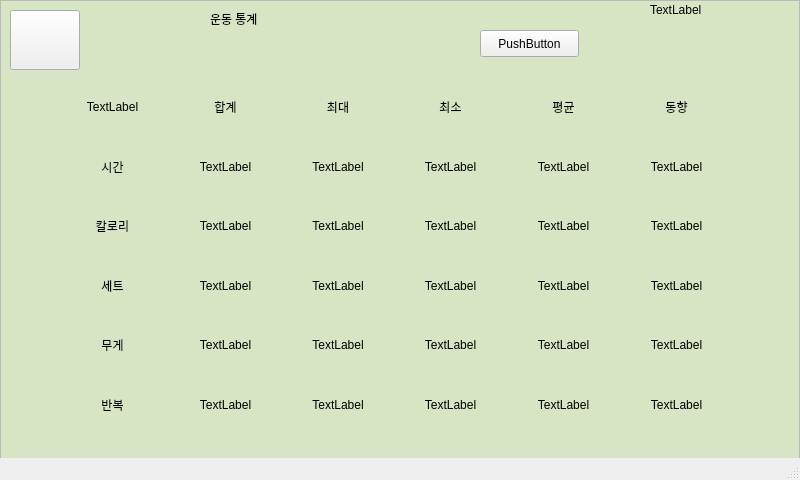
SagongUihun/ESE_2022_MutualHelp, file ESE_2022_Robot/GUI_DB/userui.ui: the form before one commit.
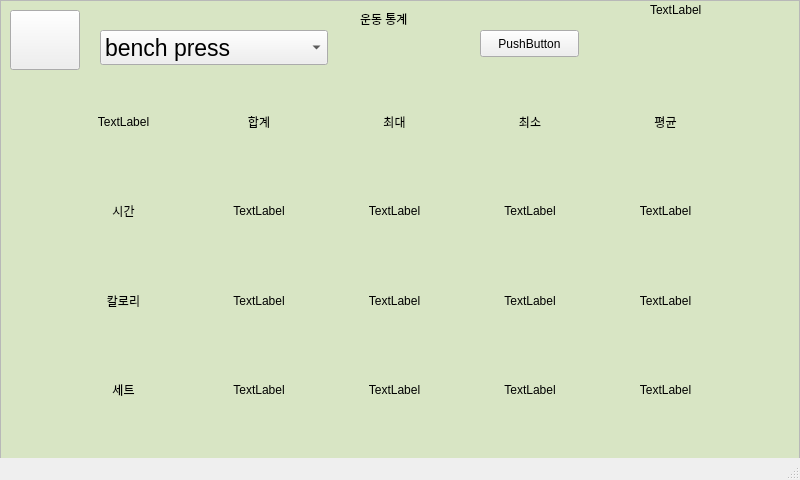
The form after the commit. The open tabs and pages were chosen to show the change. Icons and pictures are not drawn.

Commit message: workout detail page(select by name and show info)

Patch:
```diff
--- a/ESE_2022_Robot/GUI_DB/userui.ui
+++ b/ESE_2022_Robot/GUI_DB/userui.ui
@@ -2226,16 +2226,6 @@
           </property>
          </widget>
         </item>
-        <item row="0" column="5">
-         <widget class="QLabel" name="label_27">
-          <property name="text">
-           <string>동향</string>
-          </property>
-          <property name="alignment">
-           <set>Qt::AlignCenter</set>
-          </property>
-         </widget>
-        </item>
         <item row="0" column="1">
          <widget class="QLabel" name="label_23">
           <property name="text">
@@ -2246,16 +2236,6 @@
           </property>
          </widget>
         </item>
-        <item row="5" column="0">
-         <widget class="QLabel" name="label_32">
-          <property name="text">
-           <string>반복</string>
-          </property>
-          <property name="alignment">
-           <set>Qt::AlignCenter</set>
-          </property>
-         </widget>
-        </item>
         <item row="0" column="3">
          <widget class="QLabel" name="label_25">
           <property name="text">
@@ -2286,16 +2266,6 @@
           </property>
          </widget>
         </item>
-        <item row="4" column="0">
-         <widget class="QLabel" name="label_31">
-          <property name="text">
-           <string>무게</string>
-          </property>
-          <property name="alignment">
-           <set>Qt::AlignCenter</set>
-          </property>
-         </widget>
-        </item>
         <item row="0" column="0">
          <widget class="QLabel" name="label_22">
           <property name="text">
@@ -2337,27 +2307,7 @@
          </widget>
         </item>
         <item row="3" column="1">
-         <widget class="QLabel" name="label_45">
-          <property name="text">
-           <string>TextLabel</string>
-          </property>
-          <property name="alignment">
-           <set>Qt::AlignCenter</set>
-          </property>
-         </widget>
-        </item>
-        <item row="4" column="1">
-         <widget class="QLabel" name="label_51">
-          <property name="text">
-           <string>TextLabel</string>
-          </property>
-          <property name="alignment">
-           <set>Qt::AlignCenter</set>
-          </property>
-         </widget>
-        </item>
-        <item row="5" column="1">
-         <widget class="QLabel" name="label_57">
+         <widget class="QLabel" name="detail_9">
           <property name="text">
            <string>TextLabel</string>
           </property>
@@ -2387,17 +2337,7 @@
          </widget>
         </item>
         <item row="1" column="4">
-         <widget class="QLabel" name="label_70">
-          <property name="text">
-           <string>TextLabel</string>
-          </property>
-          <property name="alignment">
-           <set>Qt::AlignCenter</set>
-          </property>
-         </widget>
-        </item>
-        <item row="1" column="5">
-         <widget class="QLabel" name="label_71">
+         <widget class="QLabel" name="detail_4">
           <property name="text">
            <string>TextLabel</string>
           </property>
@@ -2427,17 +2367,7 @@
          </widget>
         </item>
         <item row="2" column="4">
-         <widget class="QLabel" name="label_74">
-          <property name="text">
-           <string>TextLabel</string>
-          </property>
-          <property name="alignment">
-           <set>Qt::AlignCenter</set>
-          </property>
-         </widget>
-        </item>
-        <item row="2" column="5">
-         <widget class="QLabel" name="label_75">
+         <widget class="QLabel" name="detail_8">
           <property name="text">
            <string>TextLabel</string>
           </property>
@@ -2467,97 +2397,7 @@
          </widget>
         </item>
         <item row="3" column="4">
-         <widget class="QLabel" name="label_78">
-          <property name="text">
-           <string>TextLabel</string>
-          </property>
-          <property name="alignment">
-           <set>Qt::AlignCenter</set>
-          </property>
-         </widget>
-        </item>
-        <item row="3" column="5">
-         <widget class="QLabel" name="label_79">
-          <property name="text">
-           <string>TextLabel</string>
-          </property>
-          <property name="alignment">
-           <set>Qt::AlignCenter</set>
-          </property>
-         </widget>
-        </item>
-        <item row="4" column="2">
-         <widget class="QLabel" name="label_80">
-          <property name="text">
-           <string>TextLabel</string>
-          </property>
-          <property name="alignment">
-           <set>Qt::AlignCenter</set>
-          </property>
-         </widget>
-        </item>
-        <item row="4" column="3">
-         <widget class="QLabel" name="label_81">
-          <property name="text">
-           <string>TextLabel</string>
-          </property>
-          <property name="alignment">
-           <set>Qt::AlignCenter</set>
-          </property>
-         </widget>
-        </item>
-        <item row="4" column="4">
-         <widget class="QLabel" name="label_82">
-          <property name="text">
-           <string>TextLabel</string>
-          </property>
-          <property name="alignment">
-           <set>Qt::AlignCenter</set>
-          </property>
-         </widget>
-        </item>
-        <item row="4" column="5">
-         <widget class="QLabel" name="label_83">
-          <property name="text">
-           <string>TextLabel</string>
-          </property>
-          <property name="alignment">
-           <set>Qt::AlignCenter</set>
-          </property>
-         </widget>
-        </item>
-        <item row="5" column="2">
-         <widget class="QLabel" name="label_84">
-          <property name="text">
-           <string>TextLabel</string>
-          </property>
-          <property name="alignment">
-           <set>Qt::AlignCenter</set>
-          </property>
-         </widget>
-        </item>
-        <item row="5" column="3">
-         <widget class="QLabel" name="label_85">
-          <property name="text">
-           <string>TextLabel</string>
-          </property>
-          <property name="alignment">
-           <set>Qt::AlignCenter</set>
-          </property>
-         </widget>
-        </item>
-        <item row="5" column="4">
-         <widget class="QLabel" name="label_86">
-          <property name="text">
-           <string>TextLabel</string>
-          </property>
-          <property name="alignment">
-           <set>Qt::AlignCenter</set>
-          </property>
-         </widget>
-        </item>
-        <item row="5" column="5">
-         <widget class="QLabel" name="label_87">
+         <widget class="QLabel" name="detail_12">
           <property name="text">
            <string>TextLabel</string>
           </property>
@@ -2571,7 +2411,7 @@
       <widget class="QLabel" name="label_21">
        <property name="geometry">
         <rect>
-         <x>210</x>
+         <x>360</x>
          <y>10</y>
          <width>67</width>
          <height>17</height>
@@ -2624,6 +2464,46 @@
         <string>PushButton</string>
        </property>
       </widget>
+      <widget class="QComboBox" name="selectworkout">
+       <property name="geometry">
+        <rect>
+         <x>100</x>
+         <y>30</y>
+         <width>228</width>
+         <height>35</height>
+        </rect>
+       </property>
+       <property name="font">
+        <font>
+         <pointsize>17</pointsize>
+        </font>
+       </property>
+       <item>
+        <property name="text">
+         <string>bench press</string>
+        </property>
+       </item>
+       <item>
+        <property name="text">
+         <string>shoulder press</string>
+        </property>
+       </item>
+       <item>
+        <property name="text">
+         <string>팔굽혀펴기</string>
+        </property>
+       </item>
+       <item>
+        <property name="text">
+         <string>사이드 레터럴 레이즈</string>
+        </property>
+       </item>
+       <item>
+        <property name="text">
+         <string>스쿼트</string>
+        </property>
+       </item>
+      </widget>
      </widget>
     </widget>
    </widget>
```
Left out of the diff: 18 changed lines with no effect on the pictures. The commit also changes 3 other files.
